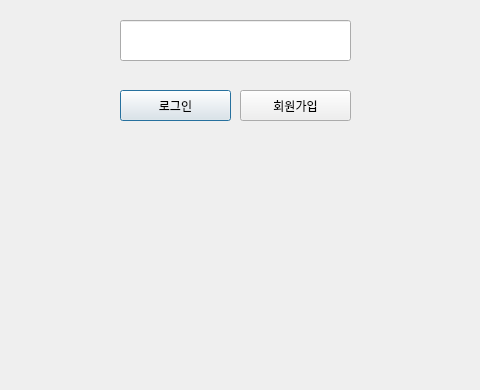
Before: the Qt Designer form serv_clnt/client/ui/login.ui in BWP-BestintheWorldPark/FishingGo, drawn with Qt 5; both pictures show x 0 to 480 and y 250 to 640 of the 480 by 640 pixel window.
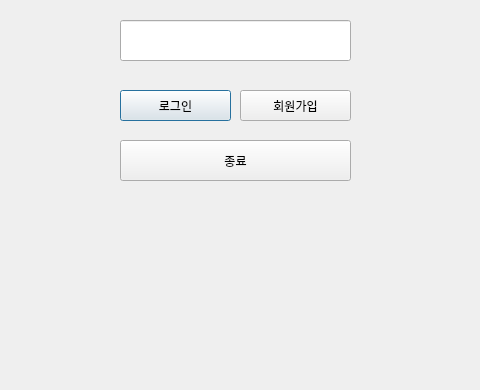
After: the same form once the commit is applied.

```diff
--- a/serv_clnt/client/ui/login.ui
+++ b/serv_clnt/client/ui/login.ui
@@ -80,6 +80,19 @@
     <string>회원가입</string>
    </property>
   </widget>
+  <widget class="QPushButton" name="exit_btn">
+   <property name="geometry">
+    <rect>
+     <x>120</x>
+     <y>390</y>
+     <width>231</width>
+     <height>41</height>
+    </rect>
+   </property>
+   <property name="text">
+    <string>종료</string>
+   </property>
+  </widget>
  </widget>
  <resources/>
  <connections/>
```
